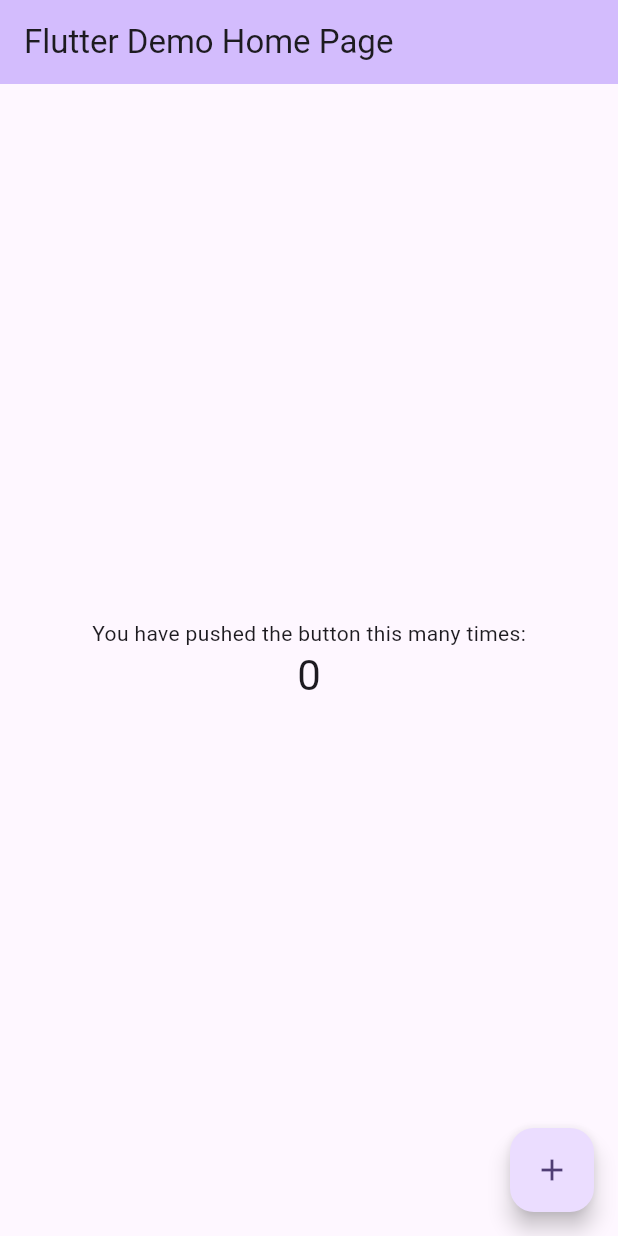
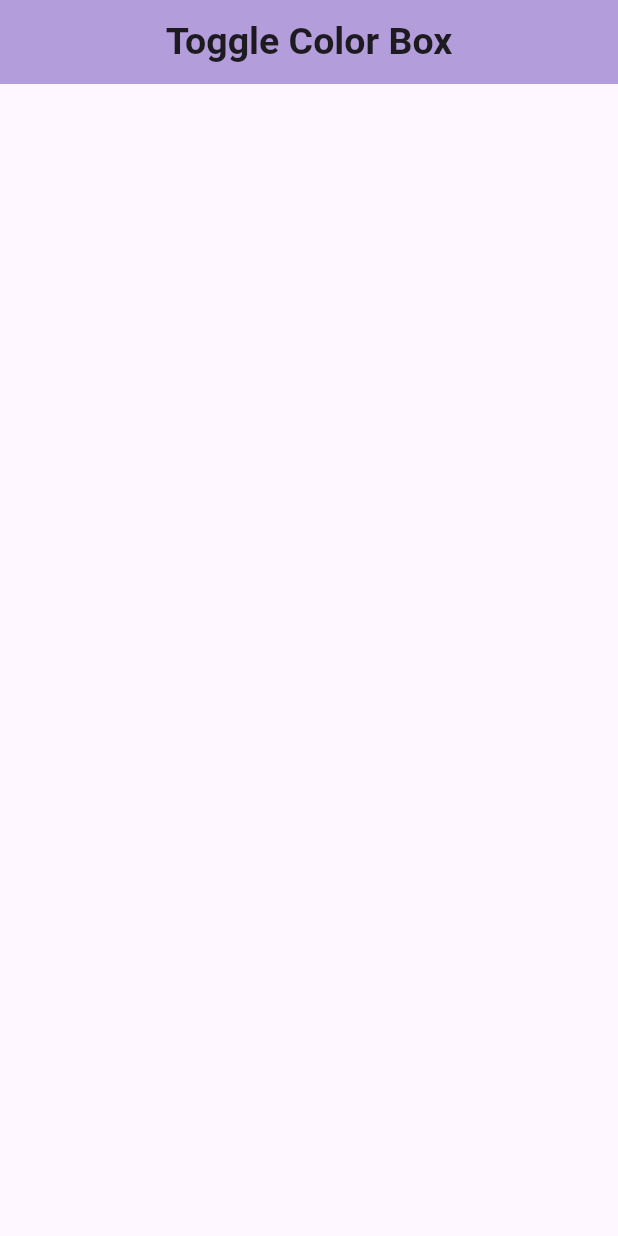
Before and after one commit to adityaashinde/flutter-projects, a Flutter app: the screen it shows after launch, on a phone screen of 412 x 824 dp. Run offline on Flutter 3.47's test engine with Material 3 defaults, Android fonts, the phone set to English and light mode, and no system bars.

Commit message:
appBar Done

```diff
--- a/toggle_color_box/lib/main.dart
+++ b/toggle_color_box/lib/main.dart
@@ -7,119 +7,36 @@
 class MyApp extends StatelessWidget {
   const MyApp({super.key});
 
-  // This widget is the root of your application.
   @override
   Widget build(BuildContext context) {
-    return MaterialApp(
-      title: 'Flutter Demo',
-      theme: ThemeData(
-        // This is the theme of your application.
-        //
-        // TRY THIS: Try running your application with "flutter run". You'll see
-        // the application has a purple toolbar. Then, without quitting the app,
-        // try changing the seedColor in the colorScheme below to Colors.green
-        // and then invoke "hot reload" (save your changes or press the "hot
-        // reload" button in a Flutter-supported IDE, or press "r" if you used
-        // the command line to start the app).
-        //
-        // Notice that the counter didn't reset back to zero; the application
-        // state is not lost during the reload. To reset the state, use hot
-        // restart instead.
-        //
-        // This works for code too, not just values: Most code changes can be
-        // tested with just a hot reload.
-        colorScheme: ColorScheme.fromSeed(seedColor: Colors.deepPurple),
-        useMaterial3: true,
-      ),
-      home: const MyHomePage(title: 'Flutter Demo Home Page'),
+    return const MaterialApp(
+      home: ColorBox(),
     );
   }
 }
 
-class MyHomePage extends StatefulWidget {
-  const MyHomePage({super.key, required this.title});
-
-  // This widget is the home page of your application. It is stateful, meaning
-  // that it has a State object (defined below) that contains fields that affect
-  // how it looks.
-
-  // This class is the configuration for the state. It holds the values (in this
-  // case the title) provided by the parent (in this case the App widget) and
-  // used by the build method of the State. Fields in a Widget subclass are
-  // always marked "final".
-
-  final String title;
+class ColorBox extends StatefulWidget {
+  const ColorBox({super.key});
 
   @override
-  State<MyHomePage> createState() => _MyHomePageState();
+  State<ColorBox> createState() => _ColorBoxState();
 }
 
-class _MyHomePageState extends State<MyHomePage> {
-  int _counter = 0;
-
-  void _incrementCounter() {
-    setState(() {
-      // This call to setState tells the Flutter framework that something has
-      // changed in this State, which causes it to rerun the build method below
-      // so that the display can reflect the updated values. If we changed
-      // _counter without calling setState(), then the build method would not be
-      // called again, and so nothing would appear to happen.
-      _counter++;
-    });
-  }
-
+class _ColorBoxState extends State<ColorBox> {
   @override
   Widget build(BuildContext context) {
-    // This method is rerun every time setState is called, for instance as done
-    // by the _incrementCounter method above.
-    //
-    // The Flutter framework has been optimized to make rerunning build methods
-    // fast, so that you can just rebuild anything that needs updating rather
-    // than having to individually change instances of widgets.
     return Scaffold(
       appBar: AppBar(
-        // TRY THIS: Try changing the color here to a specific color (to
-        // Colors.amber, perhaps?) and trigger a hot reload to see the AppBar
-        // change color while the other colors stay the same.
-        backgroundColor: Theme.of(context).colorScheme.inversePrimary,
-        // Here we take the value from the MyHomePage object that was created by
-        // the App.build method, and use it to set our appbar title.
-        title: Text(widget.title),
+        title: const Text(
+          "Toggle Color Box",
+          style: TextStyle(
+            fontWeight: FontWeight.bold,
+            fontSize: 25,
+          ),
+        ),
+        backgroundColor: Colors.deepPurple.shade200,
+        centerTitle: true,
       ),
-      body: Center(
-        // Center is a layout widget. It takes a single child and positions it
-        // in the middle of the parent.
-        child: Column(
-          // Column is also a layout widget. It takes a list of children and
-          // arranges them vertically. By default, it sizes itself to fit its
-          // children horizontally, and tries to be as tall as its parent.
-          //
-          // Column has various properties to control how it sizes itself and
-          // how it positions its children. Here we use mainAxisAlignment to
-          // center the children vertically; the main axis here is the vertical
-          // axis because Columns are vertical (the cross axis would be
-          // horizontal).
-          //
-          // TRY THIS: Invoke "debug painting" (choose the "Toggle Debug Paint"
-          // action in the IDE, or press "p" in the console), to see the
-          // wireframe for each widget.
-          mainAxisAlignment: MainAxisAlignment.center,
-          children: <Widget>[
-            const Text(
-              'You have pushed the button this many times:',
-            ),
-            Text(
-              '$_counter',
-              style: Theme.of(context).textTheme.headlineMedium,
-            ),
-          ],
-        ),
-      ),
-      floatingActionButton: FloatingActionButton(
-        onPressed: _incrementCounter,
-        tooltip: 'Increment',
-        child: const Icon(Icons.add),
-      ), // This trailing comma makes auto-formatting nicer for build methods.
     );
   }
 }
```
